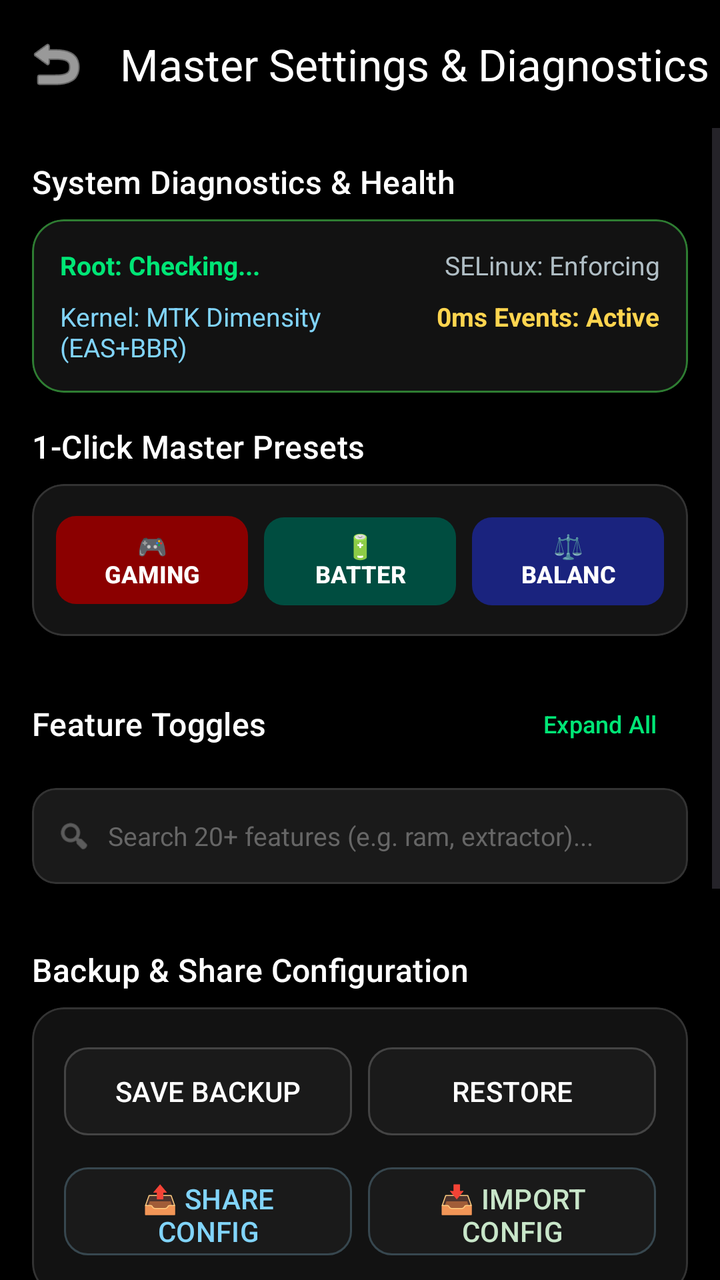
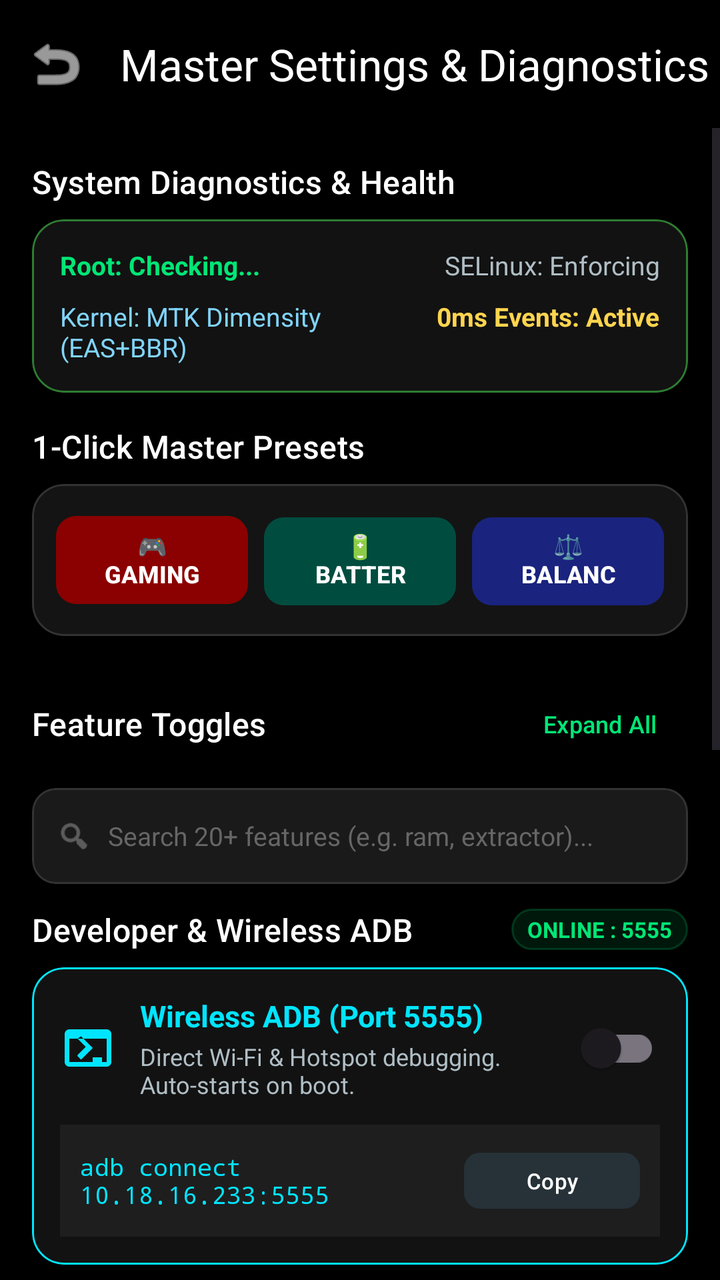

Screens rendered from an Android XML layout before and after an edit, with the pre-edit source and the edit as a unified diff.
<!-- AndroidManifest.xml: activity theme Theme.PhoneControl -->
<!-- res/layout/activity_settings.xml -->
<?xml version="1.0" encoding="utf-8"?>
<LinearLayout xmlns:android="http://schemas.android.com/apk/res/android"
    xmlns:app="http://schemas.android.com/apk/res-auto"
    android:layout_width="match_parent"
    android:layout_height="match_parent"
    android:orientation="vertical"
    android:background="@android:color/black"
    android:fitsSystemWindows="true">

    <com.google.android.material.appbar.MaterialToolbar
        android:id="@+id/toolbarSettings"
        android:layout_width="match_parent"
        android:layout_height="?attr/actionBarSize"
        app:title="Master Settings &amp; Diagnostics"
        app:titleTextColor="@android:color/white"
        app:navigationIcon="@android:drawable/ic_menu_revert"
        app:navigationIconTint="@android:color/white" />

    <ScrollView
        android:layout_width="match_parent"
        android:layout_height="match_parent">

        <LinearLayout
            android:layout_width="match_parent"
            android:layout_height="wrap_content"
            android:orientation="vertical"
            android:padding="16dp">

            
            <TextView
                android:layout_width="wrap_content"
                android:layout_height="wrap_content"
                android:text="System Diagnostics &amp; Health"
                android:textColor="@android:color/white"
                android:textAppearance="@style/TextAppearance.Material3.TitleMedium"
                android:layout_marginBottom="8dp" />

            <com.google.android.material.card.MaterialCardView
                android:layout_width="match_parent"
                android:layout_height="wrap_content"
                android:layout_marginBottom="16dp"
                app:cardCornerRadius="16dp"
                app:cardBackgroundColor="#121212"
                app:strokeWidth="1dp"
                app:strokeColor="#2E7D32">

                <LinearLayout
                    android:layout_width="match_parent"
                    android:layout_height="wrap_content"
                    android:orientation="vertical"
                    android:padding="14dp">

                    <LinearLayout
                        android:layout_width="match_parent"
                        android:layout_height="wrap_content"
                        android:orientation="horizontal">

                        <TextView
                            android:id="@+id/tvDiagRoot"
                            android:layout_width="0dp"
                            android:layout_height="wrap_content"
                            android:layout_weight="1"
                            android:text="Root: Checking..."
                            android:textColor="#00E676"
                            android:textSize="13sp"
                            android:textStyle="bold" />

                        <TextView
                            android:id="@+id/tvDiagSelinux"
                            android:layout_width="wrap_content"
                            android:layout_height="wrap_content"
                            android:text="SELinux: Enforcing"
                            android:textColor="#B0BEC5"
                            android:textSize="13sp" />
                    </LinearLayout>

                    <LinearLayout
                        android:layout_width="match_parent"
                        android:layout_height="wrap_content"
                        android:orientation="horizontal"
                        android:layout_marginTop="8dp">

                        <TextView
                            android:id="@+id/tvDiagKernel"
                            android:layout_width="0dp"
                            android:layout_height="wrap_content"
                            android:layout_weight="1"
                            android:text="Kernel: MTK Dimensity (EAS+BBR)"
                            android:textColor="#81D4FA"
                            android:textSize="13sp" />

                        <TextView
                            android:id="@+id/tvDiagEventEngine"
                            android:layout_width="wrap_content"
                            android:layout_height="wrap_content"
                            android:text="0ms Events: Active"
                            android:textColor="#FFD54F"
                            android:textSize="13sp"
                            android:textStyle="bold" />
                    </LinearLayout>
                </LinearLayout>
            </com.google.android.material.card.MaterialCardView>

            
            <TextView
                android:layout_width="wrap_content"
                android:layout_height="wrap_content"
                android:text="1-Click Master Presets"
                android:textColor="@android:color/white"
                android:textAppearance="@style/TextAppearance.Material3.TitleMedium"
                android:layout_marginBottom="8dp" />

            <com.google.android.material.card.MaterialCardView
                android:layout_width="match_parent"
                android:layout_height="wrap_content"
                android:layout_marginBottom="20dp"
                app:cardCornerRadius="16dp"
                app:cardBackgroundColor="#141414"
                app:strokeWidth="1dp"
                app:strokeColor="#333333">

                <LinearLayout
                    android:layout_width="match_parent"
                    android:layout_height="wrap_content"
                    android:orientation="vertical"
                    android:padding="12dp">

                    <LinearLayout
                        android:layout_width="match_parent"
                        android:layout_height="wrap_content"
                        android:orientation="horizontal">

                        <Button
                            android:id="@+id/btnPresetGaming"
                            android:layout_width="0dp"
                            android:layout_height="52dp"
                            android:layout_weight="1"
                            android:layout_marginEnd="4dp"
                            android:text="🎮 GAMING"
                            android:textSize="12sp"
                            android:textStyle="bold"
                            android:textColor="@android:color/white"
                            app:backgroundTint="#8B0000"
                            app:cornerRadius="10dp" />

                        <Button
                            android:id="@+id/btnPresetBattery"
                            android:layout_width="0dp"
                            android:layout_height="52dp"
                            android:layout_weight="1"
                            android:layout_marginStart="4dp"
                            android:layout_marginEnd="4dp"
                            android:text="🔋 BATTERY"
                            android:textSize="12sp"
                            android:textStyle="bold"
                            android:textColor="@android:color/white"
                            app:backgroundTint="#004D40"
                            app:cornerRadius="10dp" />

                        <Button
                            android:id="@+id/btnPresetBalance"
                            android:layout_width="0dp"
                            android:layout_height="52dp"
                            android:layout_weight="1"
                            android:layout_marginStart="4dp"
                            android:text="⚖️ BALANCE"
                            android:textSize="12sp"
                            android:textStyle="bold"
                            android:textColor="@android:color/white"
                            app:backgroundTint="#1A237E"
                            app:cornerRadius="10dp" />
                    </LinearLayout>
                </LinearLayout>
            </com.google.android.material.card.MaterialCardView>

            
            <LinearLayout
                android:layout_width="match_parent"
                android:layout_height="wrap_content"
                android:orientation="horizontal"
                android:gravity="center_vertical"
                android:layout_marginBottom="8dp">

                <TextView
                    android:layout_width="0dp"
                    android:layout_height="wrap_content"
                    android:layout_weight="1"
                    android:text="Feature Toggles"
                    android:textColor="@android:color/white"
                    android:textAppearance="@style/TextAppearance.Material3.TitleMedium" />

                <com.google.android.material.button.MaterialButton
                    android:id="@+id/btnToggleExpandAll"
                    style="@style/Widget.Material3.Button.TextButton"
                    android:layout_width="wrap_content"
                    android:layout_height="wrap_content"
                    android:text="Expand All"
                    android:textColor="#00E676"
                    android:textSize="12sp"
                    android:paddingHorizontal="8dp" />
            </LinearLayout>

            
            <com.google.android.material.card.MaterialCardView
                android:layout_width="match_parent"
                android:layout_height="48dp"
                android:layout_marginBottom="12dp"
                app:cardCornerRadius="12dp"
                app:cardBackgroundColor="#1A1A1A"
                app:strokeWidth="1dp"
                app:strokeColor="#333333">

                <LinearLayout
                    android:layout_width="match_parent"
                    android:layout_height="match_parent"
                    android:gravity="center_vertical"
                    android:orientation="horizontal"
                    android:paddingHorizontal="12dp">

                    <ImageView
                        android:layout_width="18dp"
                        android:layout_height="18dp"
                        android:src="@android:drawable/ic_menu_search"
                        app:tint="#888888" />

                    <EditText
                        android:id="@+id/etSearchFeatures"
                        android:layout_width="match_parent"
                        android:layout_height="match_parent"
                        android:layout_marginStart="8dp"
                        android:background="@null"
                        android:hint="Search 20+ features (e.g. ram, extractor)..."
                        android:textColor="@android:color/white"
                        android:textColorHint="#666666"
                        android:textSize="13sp"
                        android:inputType="textFilter"
                        android:imeOptions="actionDone"
                        android:singleLine="true" />
                </LinearLayout>
            </com.google.android.material.card.MaterialCardView>

            <LinearLayout
                android:id="@+id/layoutToggleContainer"
                android:layout_width="match_parent"
                android:layout_height="wrap_content"
                android:orientation="vertical"
                android:layout_marginBottom="20dp" />

            
            <TextView
                android:layout_width="wrap_content"
                android:layout_height="wrap_content"
                android:text="Backup &amp; Share Configuration"
                android:textColor="@android:color/white"
                android:textAppearance="@style/TextAppearance.Material3.TitleMedium"
                android:layout_marginBottom="8dp" />

            <com.google.android.material.card.MaterialCardView
                android:layout_width="match_parent"
                android:layout_height="wrap_content"
                android:layout_marginBottom="24dp"
                app:cardCornerRadius="16dp"
                app:cardBackgroundColor="#121212"
                app:strokeWidth="1dp"
                app:strokeColor="#333333">

                <LinearLayout
                    android:layout_width="match_parent"
                    android:layout_height="wrap_content"
                    android:orientation="vertical"
                    android:padding="16dp">

                    <LinearLayout
                        android:layout_width="match_parent"
                        android:layout_height="wrap_content"
                        android:orientation="horizontal">

                        <Button
                            android:id="@+id/btnBackup"
                            android:layout_width="0dp"
                            android:layout_height="52dp"
                            android:layout_weight="1"
                            android:layout_marginEnd="4dp"
                            android:text="SAVE BACKUP"
                            app:cornerRadius="12dp"
                            android:backgroundTint="#1A1A1A"
                            android:textColor="@android:color/white"
                            app:strokeWidth="1dp"
                            app:strokeColor="#444444" />

                        <Button
                            android:id="@+id/btnRestore"
                            android:layout_width="0dp"
                            android:layout_height="52dp"
                            android:layout_weight="1"
                            android:layout_marginStart="4dp"
                            android:text="RESTORE"
                            app:cornerRadius="12dp"
                            android:backgroundTint="#1A1A1A"
                            android:textColor="@android:color/white"
                            app:strokeWidth="1dp"
                            app:strokeColor="#444444" />
                    </LinearLayout>

                    <LinearLayout
                        android:layout_width="match_parent"
                        android:layout_height="wrap_content"
                        android:orientation="horizontal"
                        android:layout_marginTop="8dp">

                        <Button
                            android:id="@+id/btnShareConfig"
                            android:layout_width="0dp"
                            android:layout_height="52dp"
                            android:layout_weight="1"
                            android:layout_marginEnd="4dp"
                            android:text="📤 SHARE CONFIG"
                            app:cornerRadius="12dp"
                            android:backgroundTint="#1A1A1A"
                            android:textColor="#81D4FA"
                            app:strokeWidth="1dp"
                            app:strokeColor="#37474F" />

                        <Button
                            android:id="@+id/btnImportConfig"
                            android:layout_width="0dp"
                            android:layout_height="52dp"
                            android:layout_weight="1"
                            android:layout_marginStart="4dp"
                            android:text="📥 IMPORT CONFIG"
                            app:cornerRadius="12dp"
                            android:backgroundTint="#1A1A1A"
                            android:textColor="#C8E6C9"
                            app:strokeWidth="1dp"
                            app:strokeColor="#37474F" />
                    </LinearLayout>
                </LinearLayout>
            </com.google.android.material.card.MaterialCardView>

            
            <com.google.android.material.card.MaterialCardView
                android:layout_width="match_parent"
                android:layout_height="wrap_content"
                android:layout_marginBottom="32dp"
                app:cardCornerRadius="16dp"
                app:cardBackgroundColor="#2D0000"
                app:strokeWidth="2dp"
                app:strokeColor="#FF0000">

                <LinearLayout
                    android:layout_width="match_parent"
                    android:layout_height="wrap_content"
                    android:orientation="vertical"
                    android:padding="16dp"
                    android:gravity="center">

                    <TextView
                        android:layout_width="wrap_content"
                        android:layout_height="wrap_content"
                        android:text="KILL SWITCH &amp; RESET"
                        android:textColor="#FF0000"
                        android:textSize="18sp"
                        android:textStyle="bold" />

                    <TextView
                        android:layout_width="wrap_content"
                        android:layout_height="wrap_content"
                        android:text="Instantly revert all system changes and reset preferences to default."
                        android:textColor="#FF8888"
                        android:textSize="12sp"
                        android:gravity="center"
                        android:layout_marginTop="4dp" />

                    <Button
                        android:id="@+id/btnKillSwitch"
                        android:layout_width="match_parent"
                        android:layout_height="52dp"
                        android:layout_marginTop="14dp"
                        android:text="REVERT ALL MODIFICATIONS"
                        android:textColor="@android:color/white"
                        app:backgroundTint="#FF0000"
                        app:cornerRadius="12dp" />

                    <Button
                        android:id="@+id/btnSafeUninstall"
                        android:layout_width="match_parent"
                        android:layout_height="52dp"
                        android:layout_marginTop="8dp"
                        android:text="SAFE UNINSTALL"
                        android:textColor="#FF0000"
                        app:backgroundTint="#1A0000"
                        app:strokeWidth="1dp"
                        app:strokeColor="#FF0000"
                        app:cornerRadius="12dp" />
                </LinearLayout>
            </com.google.android.material.card.MaterialCardView>

        </LinearLayout>
    </ScrollView>
</LinearLayout>
<!-- resources referenced by this layout -->
<resources>
  <style name="Theme.PhoneControl" parent="Theme.Material3.DayNight.NoActionBar">
          
          <item name="colorPrimary">@color/purple_500</item>
          <item name="colorPrimaryVariant">@color/purple_700</item>
          <item name="colorOnPrimary">@color/white</item>
          
          <item name="colorSecondary">@color/teal_200</item>
          <item name="colorSecondaryVariant">@color/teal_700</item>
          <item name="colorOnSecondary">@color/black</item>
          
          <item name="android:statusBarColor">@android:color/black</item>
          <item name="android:windowLightStatusBar" tools:targetApi="m">false</item>
          
          
          
      </style>
  <color name="purple_500">#FF6200EE</color>
  <color name="purple_700">#FF3700B3</color>
  <color name="white">#FFFFFFFF</color>
  <color name="teal_200">#FF03DAC5</color>
  <color name="teal_700">#FF018786</color>
  <color name="black">#FF000000</color>
</resources>

<!-- the commit's change to res/layout/activity_settings.xml (unified diff, before → after) -->
@@ -239,6 +239,130 @@
                 </LinearLayout>
             </com.google.android.material.card.MaterialCardView>
 
+            
+            <LinearLayout
+                android:layout_width="match_parent"
+                android:layout_height="wrap_content"
+                android:orientation="horizontal"
+                android:gravity="center_vertical"
+                android:layout_marginBottom="8dp">
+
+                <TextView
+                    android:layout_width="0dp"
+                    android:layout_height="wrap_content"
+                    android:layout_weight="1"
+                    android:text="Developer &amp; Wireless ADB"
+                    android:textColor="@android:color/white"
+                    android:textAppearance="@style/TextAppearance.Material3.TitleMedium" />
+
+                <TextView
+                    android:id="@+id/tvWirelessAdbBadge"
+                    android:layout_width="wrap_content"
+                    android:layout_height="wrap_content"
+                    android:text="ONLINE : 5555"
+                    android:textSize="11sp"
+                    android:textStyle="bold"
+                    android:paddingHorizontal="8dp"
+                    android:paddingVertical="3dp"
+                    android:background="@drawable/bg_badge_pill"
+                    android:textColor="#00E676" />
+            </LinearLayout>
+
+            <com.google.android.material.card.MaterialCardView
+                android:id="@+id/cardWirelessAdb"
+                android:layout_width="match_parent"
+                android:layout_height="wrap_content"
+                android:layout_marginBottom="16dp"
+                app:cardCornerRadius="16dp"
+                app:cardBackgroundColor="#121212"
+                app:strokeWidth="1dp"
+                app:strokeColor="#00E5FF">
+
+                <LinearLayout
+                    android:layout_width="match_parent"
+                    android:layout_height="wrap_content"
+                    android:orientation="vertical"
+                    android:padding="14dp">
+
+                    <LinearLayout
+                        android:layout_width="match_parent"
+                        android:layout_height="wrap_content"
+                        android:orientation="horizontal"
+                        android:gravity="center_vertical">
+
+                        <ImageView
+                            android:layout_width="28dp"
+                            android:layout_height="28dp"
+                            android:src="@drawable/ic_sub_terminal"
+                            app:tint="#00E5FF" />
+
+                        <LinearLayout
+                            android:layout_width="0dp"
+                            android:layout_height="wrap_content"
+                            android:layout_weight="1"
+                            android:orientation="vertical"
+                            android:layout_marginStart="12dp">
+
+                            <TextView
+                                android:layout_width="wrap_content"
+                                android:layout_height="wrap_content"
+                                android:text="Wireless ADB (Port 5555)"
+                                android:textColor="#00E5FF"
+                                android:textSize="15sp"
+                                android:textStyle="bold" />
+
+                            <TextView
+                                android:id="@+id/tvWirelessAdbSubtitle"
+                                android:layout_width="wrap_content"
+                                android:layout_height="wrap_content"
+                                android:text="Direct Wi-Fi &amp; Hotspot debugging. Auto-starts on boot."
+                                android:textColor="#B0BEC5"
+                                android:textSize="12sp"
+                                android:layout_marginTop="2dp" />
+                        </LinearLayout>
+
+                        <com.google.android.material.switchmaterial.SwitchMaterial
+                            android:id="@+id/switchWirelessAdbIndependent"
+                            android:layout_width="wrap_content"
+                            android:layout_height="wrap_content"
+                            android:layout_marginStart="8dp" />
+                    </LinearLayout>
+
+                    
+                    <LinearLayout
+                        android:id="@+id/layoutWirelessAdbCommand"
+                        android:layout_width="match_parent"
+                        android:layout_height="wrap_content"
+                        android:orientation="horizontal"
+                        android:gravity="center_vertical"
+                        android:background="#1E1E1E"
+                        android:padding="10dp"
+                        android:layout_marginTop="12dp">
+
+                        <TextView
+                            android:id="@+id/tvWirelessAdbCmd"
+                            android:layout_width="0dp"
+                            android:layout_height="wrap_content"
+                            android:layout_weight="1"
+                            android:text="adb connect 10.18.16.233:5555"
+                            android:fontFamily="monospace"
+                            android:textColor="#00E5FF"
+                            android:textSize="12sp" />
+
+                        <com.google.android.material.button.MaterialButton
+                            android:id="@+id/btnCopyAdbCmd"
+                            style="@style/Widget.Material3.Button.TonalButton"
+                            android:layout_width="wrap_content"
+                            android:layout_height="36dp"
+                            android:text="Copy"
+                            android:textSize="11sp"
+                            android:textColor="@android:color/white"
+                            app:backgroundTint="#263238"
+                            app:cornerRadius="8dp" />
+                    </LinearLayout>
+                </LinearLayout>
+            </com.google.android.material.card.MaterialCardView>
+
             <LinearLayout
                 android:id="@+id/layoutToggleContainer"
                 android:layout_width="match_parent"
<!-- resource entries referenced after the edit -->
@@ -1,5 +1,25 @@
 <!-- resources referenced by this layout -->
 <resources>
+  <!-- drawable bg_badge_pill (drawable) -->
+  <?xml version="1.0" encoding="utf-8"?>
+  <shape xmlns:android="http://schemas.android.com/apk/res/android"
+      android:shape="rectangle">
+      <corners android:radius="10dp" />
+      <solid android:color="#1A00E676" />
+      <stroke
+          android:width="1dp"
+          android:color="#3300E676" />
+  </shape>
+  <!-- drawable ic_sub_terminal (drawable) -->
+  <vector xmlns:android="http://schemas.android.com/apk/res/android"
+      android:width="24dp"
+      android:height="24dp"
+      android:viewportWidth="24"
+      android:viewportHeight="24">
+      <path
+          android:fillColor="#FFFFFFFF"
+          android:pathData="M20,4H4c-1.1,0 -2,0.9 -2,2v12c0,1.1 0.9,2 2,2h16c1.1,0 2,-0.9 2,-2V6c0,-1.1 -0.9,-2 -2,-2zm0,14H4V8h16v10zm-12.5,-3l3.5,-3.5 -3.5,-3.5L9,7l5,5 -5,5 -1.5,-1.5zM14,16h4v2h-4v-2z"/>
+  </vector>
   <style name="Theme.PhoneControl" parent="Theme.Material3.DayNight.NoActionBar">
           
           <item name="colorPrimary">@color/purple_500</item>
